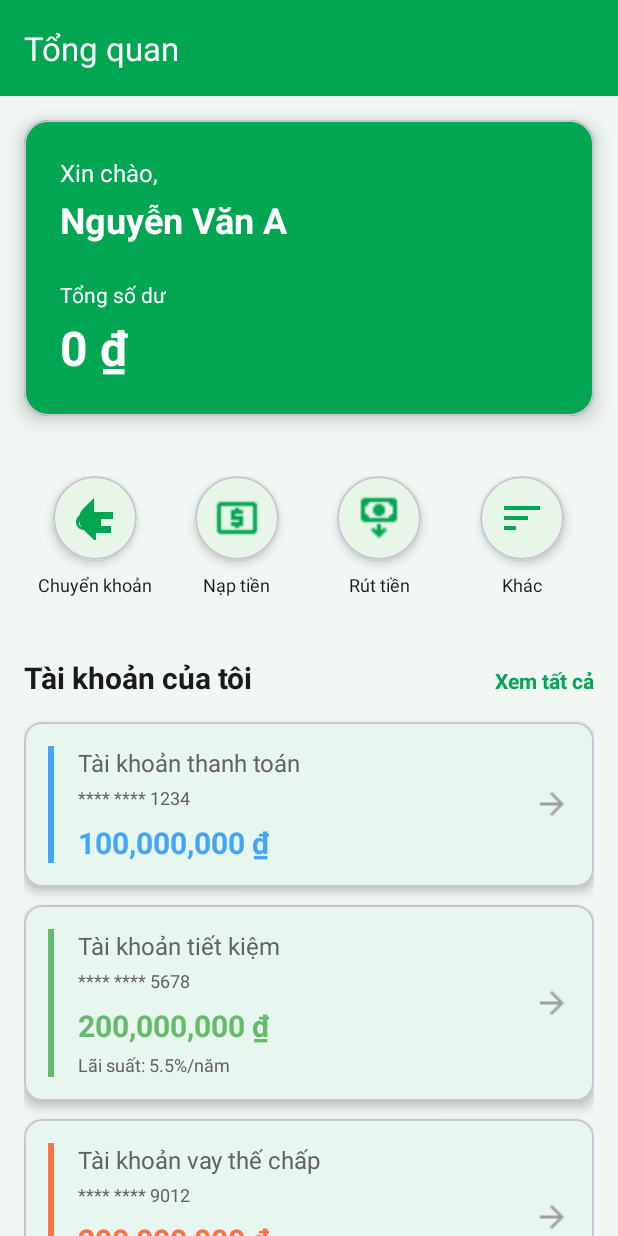
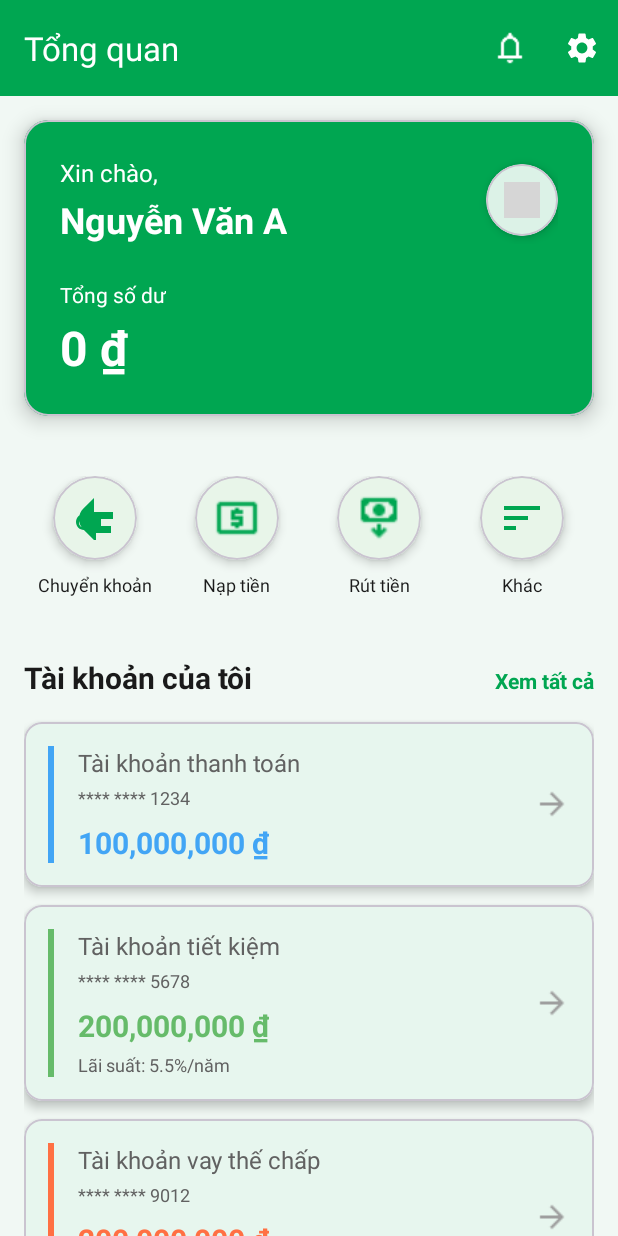
Before and after one commit to Phong2111/CKL-Banking, an Android app: the screen it shows after launch once a user with an empty profile is signed in (CustomerDashboardActivity), on a phone screen of 412 x 824 dp. Run offline under Robolectric (Android 15) with nearby library versions, the phone set to English and light mode, and no system bars; our stand-ins replace Firebase (no records; nobody signed in at launch, a user with empty details on screens opened directly); grey boxes are pictures that could not be loaded.

Commit message:
vyse botfrag

```diff
--- a/app/src/main/java/com/example/cklbanking/activities/CustomerDashboardActivity.java
+++ b/app/src/main/java/com/example/cklbanking/activities/CustomerDashboardActivity.java
@@ -2,6 +2,8 @@ package com.example.cklbanking.activities;
 
 import android.content.Intent;
 import android.os.Bundle;
+import android.view.Menu;
+import android.view.MenuItem;
 import android.view.View;
 import android.widget.LinearLayout;
 import android.widget.TextView;
@@ -33,7 +35,7 @@ public class CustomerDashboardActivity extends AppCompatActivity {
     // UI Components
     private MaterialToolbar toolbar;
     private TextView welcomeName, totalBalance;
-    private MaterialCardView checkingAccountCard, savingAccountCard, mortgageAccountCard;
+    private MaterialCardView checkingAccountCard, savingAccountCard, mortgageAccountCard, btnProfile;
     private TextView checkingAccountBalance, savingAccountBalance, mortgageAmountDue;
     private LinearLayout btnTransfer, btnDeposit, btnWithdraw, btnMore;
     private TextView btnViewAllTransactions;
@@ -87,6 +89,7 @@ public class CustomerDashboardActivity extends AppCompatActivity {
         checkingAccountCard = findViewById(R.id.checkingAccountCard);
         savingAccountCard = findViewById(R.id.savingAccountCard);
         mortgageAccountCard = findViewById(R.id.mortgageAccountCard);
+        btnProfile = findViewById(R.id.btnProfile);
 
         checkingAccountBalance = findViewById(R.id.checkingAccountBalance);
         savingAccountBalance = findViewById(R.id.savingAccountBalance);
@@ -104,17 +107,28 @@ public class CustomerDashboardActivity extends AppCompatActivity {
 
     private void setupToolbar() {
         setSupportActionBar(toolbar);
-        toolbar.inflateMenu(R.menu.menu_dashboard);
-        toolbar.setOnMenuItemClickListener(item -> {
-            if (item.getItemId() == R.id.action_notifications) {
-                startActivity(new Intent(this, NotificationsActivity.class));
-                return true;
-            } else if (item.getItemId() == R.id.action_settings) {
-                startActivity(new Intent(this, SettingsActivity.class));
-                return true;
-            }
-            return false;
-        });
+        if (getSupportActionBar() != null) {
+            getSupportActionBar().setDisplayHomeAsUpEnabled(false);
+        }
+    }
+
+    @Override
+    public boolean onCreateOptionsMenu(Menu menu) {
+        getMenuInflater().inflate(R.menu.menu_dashboard, menu);
+        return true;
+    }
+
+    @Override
+    public boolean onOptionsItemSelected(MenuItem item) {
+        int id = item.getItemId();
+        if (id == R.id.action_notifications) {
+            startActivity(new Intent(this, NotificationsActivity.class));
+            return true;
+        } else if (id == R.id.action_settings) {
+            startActivity(new Intent(this, SettingsActivity.class));
+            return true;
+        }
+        return super.onOptionsItemSelected(item);
     }
 
     private void setupRecyclerView() {
@@ -134,6 +148,7 @@ public class CustomerDashboardActivity extends AppCompatActivity {
         savingAccountCard.setOnClickListener(v -> openAccountDetail("saving"));
         mortgageAccountCard.setOnClickListener(v -> openAccountDetail("mortgage"));
 
+        btnProfile.setOnClickListener(v -> openProfile());
         btnTransfer.setOnClickListener(v -> openTransferMoney());
         btnDeposit.setOnClickListener(v -> startActivity(new Intent(this, DepositActivity.class)));
         btnWithdraw.setOnClickListener(v -> startActivity(new Intent(this, WithdrawActivity.class)));
@@ -258,6 +273,11 @@ public class CustomerDashboardActivity extends AppCompatActivity {
         startActivity(intent);
     }
 
+    private void openProfile() {
+        Intent intent = new Intent(this, CustomerProfileActivity.class);
+        startActivity(intent);
+    }
+
     private String formatCurrency(double amount) {
         return String.format("%,.0f ₫", amount);
     }
--- a/app/src/main/java/com/example/cklbanking/adapters/TransactionAdapter.java
+++ b/app/src/main/java/com/example/cklbanking/adapters/TransactionAdapter.java
@@ -155,7 +155,7 @@ public class TransactionAdapter extends RecyclerView.Adapter<TransactionAdapter.
             transactionStatus.setTextColor(statusColor);
 
             // Set click listener
-            if (listener != null) {
+            if (listener != null && cardView != null) {
                 cardView.setOnClickListener(v -> listener.onTransactionClick(transaction));
             }
         }
--- a/app/src/main/res/layout/activity_customer_dashboard.xml
+++ b/app/src/main/res/layout/activity_customer_dashboard.xml
@@ -39,11 +39,27 @@
                 app:cardElevation="8dp"
                 app:cardBackgroundColor="@color/primary">
 
+                <RelativeLayout
+                    android:layout_width="match_parent"
+                    android:layout_height="wrap_content"
+                    android:padding="24dp">
+
                     <LinearLayout
                         android:layout_width="match_parent"
                         android:layout_height="wrap_content"
-                    android:orientation="vertical"
-                    android:padding="24dp">
+                        android:orientation="vertical">
+
+                        <LinearLayout
+                            android:layout_width="match_parent"
+                            android:layout_height="wrap_content"
+                            android:orientation="horizontal"
+                            android:gravity="center_vertical">
+
+                            <LinearLayout
+                                android:layout_width="0dp"
+                                android:layout_height="wrap_content"
+                                android:layout_weight="1"
+                                android:orientation="vertical">
 
                                 <TextView
                                     android:layout_width="wrap_content"
@@ -61,6 +77,27 @@
                                     android:textSize="24sp"
                                     android:textStyle="bold"
                                     android:layout_marginTop="4dp"/>
+                            </LinearLayout>
+
+                            <!-- Profile Button -->
+                            <com.google.android.material.card.MaterialCardView
+                                android:id="@+id/btnProfile"
+                                android:layout_width="48dp"
+                                android:layout_height="48dp"
+                                app:cardCornerRadius="24dp"
+                                app:cardElevation="4dp"
+                                app:cardBackgroundColor="@color/white"
+                                android:clickable="true"
+                                android:focusable="true">
+
+                                <ImageView
+                                    android:layout_width="24dp"
+                                    android:layout_height="24dp"
+                                    android:layout_gravity="center"
+                                    android:src="@drawable/ic_person"
+                                    app:tint="@color/primary"/>
+                            </com.google.android.material.card.MaterialCardView>
+                        </LinearLayout>
 
                         <TextView
                             android:layout_width="wrap_content"
@@ -80,6 +117,7 @@
                             android:textStyle="bold"
                             android:layout_marginTop="4dp"/>
                     </LinearLayout>
+                </RelativeLayout>
             </com.google.android.material.card.MaterialCardView>
 
             <!-- Quick Actions -->
--- a/app/src/main/res/layout/item_transaction.xml
+++ b/app/src/main/res/layout/item_transaction.xml
@@ -2,6 +2,7 @@
 <com.google.android.material.card.MaterialCardView
     xmlns:android="http://schemas.android.com/apk/res/android"
     xmlns:app="http://schemas.android.com/apk/res-auto"
+    android:id="@+id/cardView"
     android:layout_width="match_parent"
     android:layout_height="wrap_content"
     android:layout_marginBottom="8dp"
--- a/app/src/main/res/menu/menu_dashboard.xml
+++ b/app/src/main/res/menu/menu_dashboard.xml
@@ -6,11 +6,13 @@
         android:id="@+id/action_notifications"
         android:icon="@drawable/ic_notification"
         android:title="Thông báo"
-        app:showAsAction="ifRoom"/>
+        app:iconTint="@color/white"
+        app:showAsAction="always"/>
 
     <item
         android:id="@+id/action_settings"
         android:icon="@drawable/ic_settings"
         android:title="Cài đặt"
-        app:showAsAction="ifRoom"/>
+        app:iconTint="@color/white"
+        app:showAsAction="always"/>
 </menu>
```
Lines whose indentation alone changed are shown as unchanged.
